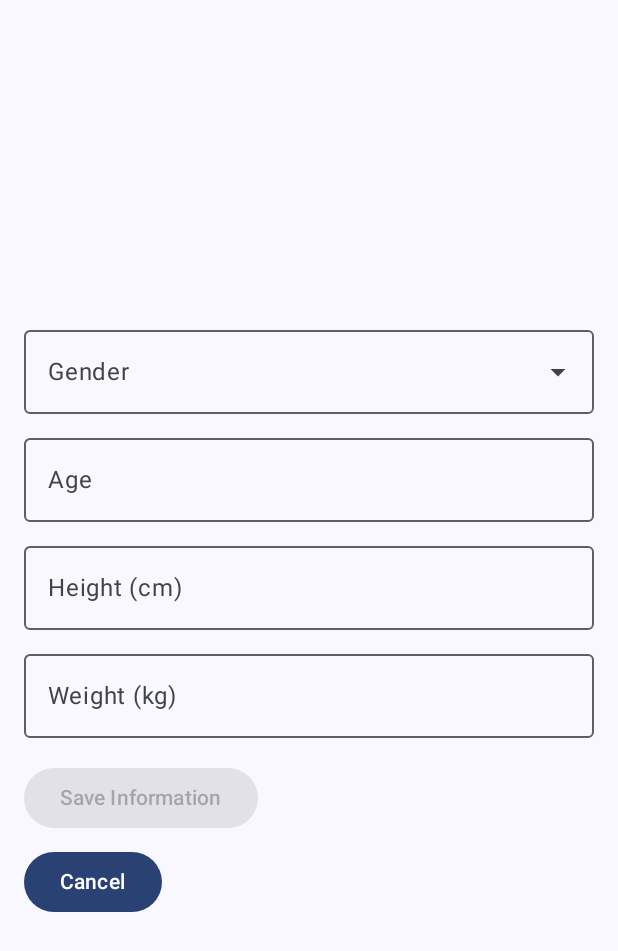
After one commit to zwldarren/CS125_Group50, an Android app built with Jetpack Compose: the UserInfoInputScreen screen opened through its navigation route, on a phone screen of 412 x 824 dp. The commit adds this screen. Shown: the top 951 px of the screen. Run offline under Robolectric (Android 15) with nearby library versions, the phone set to English and light mode, and no system bars; our stand-ins replace Firebase (no records; nobody signed in at launch, a user with empty details on screens opened directly).

Commit message:
add general user info input screen

```diff
--- a/app/src/main/java/com/cs125/group50/nav/AppNavigation.kt
+++ b/app/src/main/java/com/cs125/group50/nav/AppNavigation.kt
@@ -7,13 +7,29 @@ import androidx.navigation.compose.NavHost
 import androidx.navigation.compose.composable
 import com.cs125.group50.screens.DashboardScreen
 import com.cs125.group50.screens.LoginScreen
+import com.cs125.group50.screens.UserInfoInputScreen
 import com.google.firebase.auth.FirebaseAuth
 
 @Composable
 fun AppNavigation(navController: NavHostController, isUserLoggedIn: Boolean) {
     val context = LocalContext.current
+    val auth = FirebaseAuth.getInstance()
+    val userId = auth.currentUser?.uid.orEmpty()
     NavHost(navController = navController, startDestination = if (isUserLoggedIn) "dashboard" else "login") {
         composable("login") { LoginScreen(navController) }
-        composable("dashboard") { DashboardScreen(navController, context) }
+        composable("dashboard") {
+            if (userId.isNotEmpty()) {
+                DashboardScreen(navController, context)
+            } else {
+                // 处理未登录或用户ID为空的情况
+            }
+        }
+        composable("userInfoInput") {
+            if (userId.isNotEmpty()) {
+                UserInfoInputScreen(navController, userId)
+            } else {
+                // 处理未登录或用户ID为空的情况
+            }
+        }
     }
 }
--- a/app/src/main/java/com/cs125/group50/screens/DashboardScreen.kt
+++ b/app/src/main/java/com/cs125/group50/screens/DashboardScreen.kt
@@ -35,6 +35,14 @@ fun DashboardScreen(navController: NavHostController, context: Context) {
         Spacer(modifier = Modifier.height(8.dp))
 
         Button(onClick = {
+            navController.navigate("userInfoInput")
+        }) {
+            Text("Enter User Info")
+        }
+
+        Spacer(modifier = Modifier.height(8.dp))
+
+        Button(onClick = {
             FirebaseAuth.getInstance().signOut()
             navController.navigate("login") {
                 popUpTo("login") { inclusive = true }
--- /dev/null
+++ b/app/src/main/java/com/cs125/group50/screens/UserInfoInputScreen.kt
@@ -0,0 +1,122 @@
+package com.cs125.group50.screens
+
+import androidx.compose.foundation.layout.*
+import androidx.compose.material3.*
+import androidx.compose.runtime.*
+import androidx.compose.ui.Modifier
+import androidx.compose.ui.unit.dp
+import androidx.compose.ui.text.input.KeyboardType
+import androidx.lifecycle.viewmodel.compose.viewModel
+import androidx.navigation.NavHostController
+import com.cs125.group50.viewmodel.UserInfoInputViewModel
+import androidx.compose.material.icons.Icons
+import androidx.compose.material.icons.filled.ArrowDropDown
+import androidx.compose.foundation.clickable
+import androidx.compose.foundation.text.KeyboardOptions
+
+
+@Composable
+fun UserInfoInputScreen(navController: NavHostController, userId: String) {
+    val viewModel: UserInfoInputViewModel = viewModel()
+    var gender by remember { mutableStateOf("") }
+    var height by remember { mutableStateOf("") }
+    var weight by remember { mutableStateOf("") }
+    var age by remember { mutableStateOf("") }
+    var expanded by remember { mutableStateOf(false) }
+    val genderOptions = listOf("Male", "Female")
+
+    Column(
+        modifier = Modifier
+            .fillMaxWidth()
+            .padding(16.dp),
+        verticalArrangement = Arrangement.Center
+    ) {
+
+        Box {
+            OutlinedTextField(
+                value = gender,
+                onValueChange = { /* ReadOnly */ },
+                label = { Text("Gender") },
+                readOnly = true,
+                trailingIcon = {
+                    Icon(Icons.Default.ArrowDropDown, "dropdown", Modifier.clickable { expanded = !expanded })
+                },
+                modifier = Modifier.fillMaxWidth()
+            )
+            DropdownMenu(
+                expanded = expanded,
+                onDismissRequest = { expanded = false },
+                modifier = Modifier.fillMaxWidth() // 确保 DropdownMenu 和 TextField 宽度一致
+            ) {
+                genderOptions.forEach { label ->
+                    DropdownMenuItem(
+                        text = { Text(label) },
+                        onClick = {
+                            gender = label
+                            expanded = false
+                        }
+                    )
+                }
+            }
+        }
+
+        Spacer(modifier = Modifier.height(8.dp))
+
+        OutlinedTextField(
+            value = age,
+            onValueChange = { if (it.matches("^\\d{0,3}$".toRegex())) age = it },
+            label = { Text("Age") },
+            keyboardOptions = KeyboardOptions(keyboardType = KeyboardType.Number),
+            modifier = Modifier.fillMaxWidth()
+        )
+
+        Spacer(modifier = Modifier.height(8.dp))
+
+        OutlinedTextField(
+            value = height,
+            onValueChange = { if (it.matches("^\\d{0,3}$".toRegex())) height = it },
+            label = { Text("Height (cm)") },
+            keyboardOptions = KeyboardOptions(keyboardType = KeyboardType.Number),
+            modifier = Modifier.fillMaxWidth()
+        )
+
+        Spacer(modifier = Modifier.height(8.dp))
+
+        OutlinedTextField(
+            value = weight,
+            onValueChange = { if (it.matches("^\\d{0,3}$".toRegex())) weight = it },
+            label = { Text("Weight (kg)") },
+            keyboardOptions = KeyboardOptions(keyboardType = KeyboardType.Number),
+            modifier = Modifier.fillMaxWidth()
+        )
+
+        Spacer(modifier = Modifier.height(16.dp))
+
+        Button(
+            onClick = {
+                val heightInt = height.toIntOrNull()
+                val weightInt = weight.toIntOrNull()
+                val ageInt = age.toIntOrNull()
+
+                // 检查所有字段是否都有信息
+                if (gender.isNotEmpty() && heightInt != null && weightInt != null && ageInt != null) {
+                    viewModel.saveUserInfo(userId, gender, heightInt, weightInt, ageInt)
+                    navController.popBackStack()
+                }
+            },
+            // 当任何一个字段为空时，禁用按钮
+            enabled = gender.isNotEmpty() && height.isNotEmpty() && weight.isNotEmpty() && age.isNotEmpty()
+        ) {
+            Text("Save Information")
+        }
+
+        Spacer(modifier = Modifier.height(8.dp))
+
+        Button(onClick = {
+            // 取消当前编辑，并返回上一个界面
+            navController.popBackStack()
+        }) {
+            Text("Cancel")
+        }
+    }
+}
```
Also changed, not shown: app/src/main/java/com/cs125/group50/viewmodel/UserInfoInputViewModel.kt (added, +35 -0 lines).
